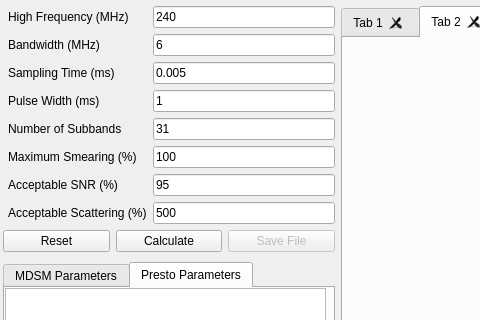
Qt form python/main.ui (lessju/MDSM) before a commit; both pictures show x 0 to 480 and y 0 to 320 of the 821 by 583 pixel window.
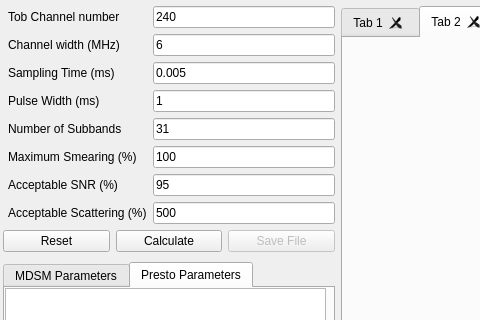
The same form after that commit.

```diff
--- a/python/main.ui
+++ b/python/main.ui
@@ -118,7 +118,7 @@
         <item row="1" column="0">
          <widget class="QLabel" name="bwLabel">
           <property name="text">
-           <string>Bandwidth (MHz)</string>
+           <string>Channel width (MHz)</string>
           </property>
           <property name="margin">
            <number>4</number>
@@ -134,7 +134,7 @@
         <item row="0" column="0">
          <widget class="QLabel" name="highFreqLabel">
           <property name="text">
-           <string>High Frequency (MHz)</string>
+           <string>Tob Channel number</string>
           </property>
           <property name="margin">
            <number>4</number>
```
